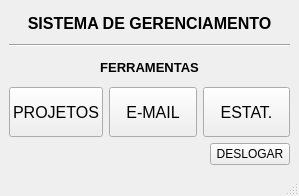
Qt form app/pyqt5-templates/geral.ui (clowdcap/app-pyqt5) before a commit.
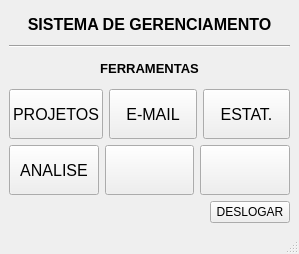
The same form after that commit.

What changed in the file:
```diff
--- a/app/pyqt5-templates/geral.ui
+++ b/app/pyqt5-templates/geral.ui
@@ -7,7 +7,7 @@
     <x>0</x>
     <y>0</y>
     <width>299</width>
-    <height>196</height>
+    <height>254</height>
    </rect>
   </property>
   <property name="windowTitle">
@@ -15,6 +15,13 @@
   </property>
   <widget class="QWidget" name="centralwidget">
    <layout class="QGridLayout" name="gridLayout">
+    <item row="6" column="1">
+     <widget class="QPushButton" name="btn_voltar">
+      <property name="text">
+       <string>DESLOGAR</string>
+      </property>
+     </widget>
+    </item>
     <item row="0" column="0" colspan="2">
      <widget class="QLabel" name="label">
       <property name="font">
@@ -36,14 +43,7 @@
       </property>
      </widget>
     </item>
-    <item row="1" column="0" colspan="2">
-     <widget class="Line" name="line">
-      <property name="orientation">
-       <enum>Qt::Horizontal</enum>
-      </property>
-     </widget>
-    </item>
-    <item row="3" column="0" colspan="2">
+    <item row="4" column="0" colspan="2">
      <layout class="QHBoxLayout" name="horizontalLayout">
       <item>
        <widget class="QPushButton" name="btn_projetos">
@@ -107,7 +107,31 @@
       </item>
      </layout>
     </item>
-    <item row="4" column="0">
+    <item row="2" column="0" colspan="2">
+     <widget class="QLabel" name="label_2">
+      <property name="font">
+       <font>
+        <pointsize>10</pointsize>
+        <weight>75</weight>
+        <bold>true</bold>
+       </font>
+      </property>
+      <property name="text">
+       <string>FERRAMENTAS</string>
+      </property>
+      <property name="alignment">
+       <set>Qt::AlignCenter</set>
+      </property>
+     </widget>
+    </item>
+    <item row="1" column="0" colspan="2">
+     <widget class="Line" name="line">
+      <property name="orientation">
+       <enum>Qt::Horizontal</enum>
+      </property>
+     </widget>
+    </item>
+    <item row="6" column="0">
      <spacer name="horizontalSpacer">
       <property name="orientation">
        <enum>Qt::Horizontal</enum>
@@ -120,29 +144,69 @@
       </property>
      </spacer>
     </item>
-    <item row="4" column="1">
-     <widget class="QPushButton" name="btn_voltar">
-      <property name="text">
-       <string>DESLOGAR</string>
-      </property>
-     </widget>
-    </item>
-    <item row="2" column="0" colspan="2">
-     <widget class="QLabel" name="label_2">
-      <property name="font">
-       <font>
-        <pointsize>10</pointsize>
-        <weight>75</weight>
-        <bold>true</bold>
-       </font>
-      </property>
-      <property name="text">
-       <string>FERRAMENTAS</string>
-      </property>
-      <property name="alignment">
-       <set>Qt::AlignCenter</set>
-      </property>
-     </widget>
+    <item row="5" column="0" colspan="2">
+     <layout class="QHBoxLayout" name="horizontalLayout_3">
+      <item>
+       <widget class="QPushButton" name="btn_analise">
+        <property name="minimumSize">
+         <size>
+          <width>0</width>
+          <height>50</height>
+         </size>
+        </property>
+        <property name="font">
+         <font>
+          <pointsize>12</pointsize>
+          <weight>50</weight>
+          <bold>false</bold>
+         </font>
+        </property>
+        <property name="text">
+         <string>ANALISE</string>
+        </property>
+       </widget>
+      </item>
+      <item>
+       <widget class="QPushButton" name="btn_vazio_1">
+        <property name="minimumSize">
+         <size>
+          <width>0</width>
+          <height>50</height>
+         </size>
+        </property>
+        <property name="font">
+         <font>
+          <pointsize>12</pointsize>
+          <weight>50</weight>
+          <bold>false</bold>
+         </font>
+        </property>
+        <property name="text">
+         <string/>
+        </property>
+       </widget>
+      </item>
+      <item>
+       <widget class="QPushButton" name="btn_vazio_2">
+        <property name="minimumSize">
+         <size>
+          <width>0</width>
+          <height>50</height>
+         </size>
+        </property>
+        <property name="font">
+         <font>
+          <pointsize>12</pointsize>
+          <weight>50</weight>
+          <bold>false</bold>
+         </font>
+        </property>
+        <property name="text">
+         <string/>
+        </property>
+       </widget>
+      </item>
+     </layout>
     </item>
    </layout>
   </widget>
```
